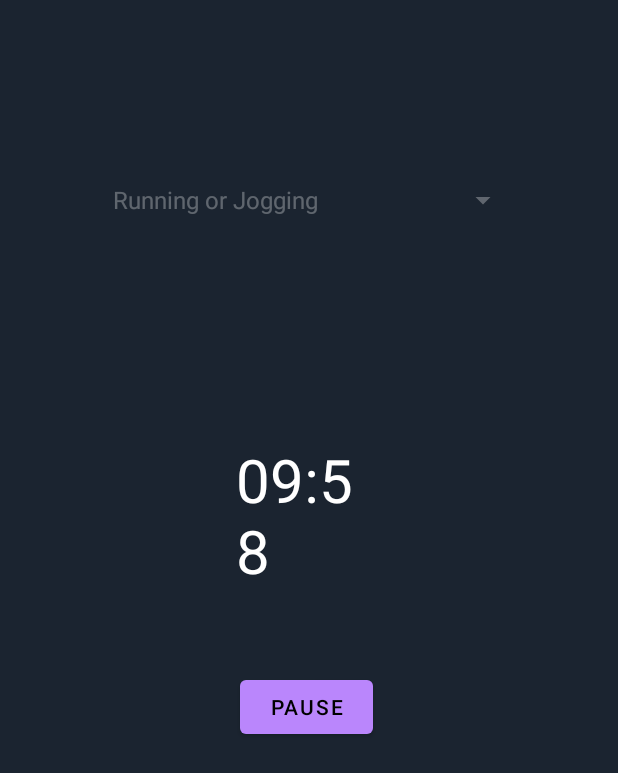
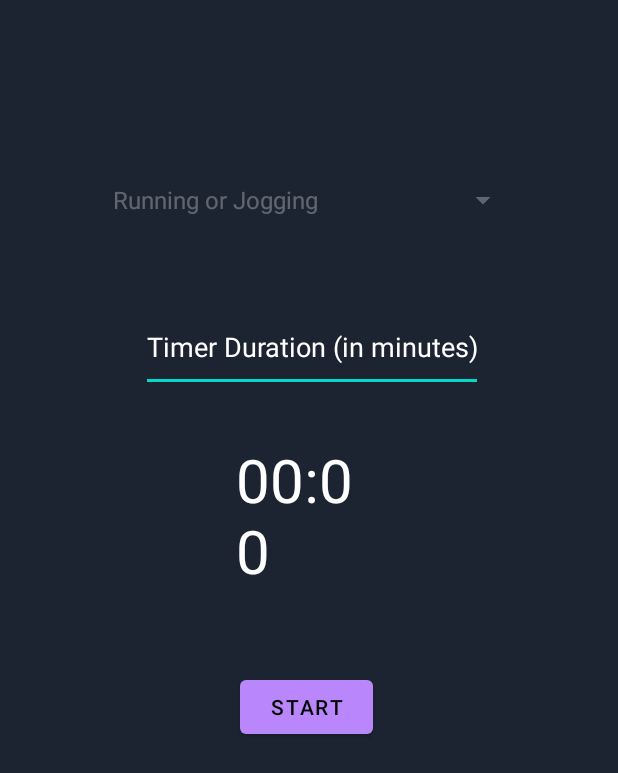
Before and after one commit to ahmedeladl00/health-app, an Android app: the PhysicalActivity screen opened directly, with no data from a screen before it, after a tap on "START", on a phone screen of 412 x 824 dp. Shown: the top 773 px of the screen. Run offline under Robolectric (Android 15) with nearby library versions, the phone set to English and light mode, and no system bars.

Commit message:
in PhysicalActivity class the Timer is updated

```diff
--- a/app/src/main/java/com/example/jien/PhysicalActivity.java
+++ b/app/src/main/java/com/example/jien/PhysicalActivity.java
@@ -14,6 +14,7 @@ import android.view.View;
 import android.widget.AdapterView;
 import android.widget.ArrayAdapter;
 import android.widget.Button;
+import android.widget.EditText;
 import android.widget.Spinner;
 import android.widget.TextView;
 import android.widget.Toast;
@@ -25,8 +26,9 @@ import java.util.Locale;
 
 public class PhysicalActivity extends AppCompatActivity {
     private Spinner spinnersactivities;
+    private EditText mEditTextTimerDuration;
     private PhysicalActivities physicalActivities = new PhysicalActivities(null,0,0,null);;
-    private static final long START_TIME_IN_MILLIS=600000;
+    private static final long START_TIME_IN_MILLIS=0;
     private TextView mTextViewCountDown;
     private Button mButtonStartPause;
     private Button mButtonReset;
@@ -34,12 +36,16 @@ public class PhysicalActivity extends AppCompatActivity {
     private boolean mTimerRunning;
     private long mTimeLeftInMillis=START_TIME_IN_MILLIS;
     private PhysicalsDatabaseHelper physicalsDatabaseHelper;
+    private SQLiteDatabase database;
 
     @Override
     protected void onCreate(Bundle savedInstanceState) {
         super.onCreate(savedInstanceState);
         setContentView(R.layout.activity_physical);
         spinnersactivities=findViewById(R.id.spinnersactivities);
+        mEditTextTimerDuration = findViewById(R.id.edit_text_timer_duration);
+        physicalsDatabaseHelper = new PhysicalsDatabaseHelper(this);
+        database = physicalsDatabaseHelper.getWritableDatabase();
         ArrayList<String> activities = new ArrayList<>();
         activities.add("Running or Jogging");
         activities.add("Walking");
@@ -83,18 +89,11 @@ public class PhysicalActivity extends AppCompatActivity {
         mButtonStartPause.setOnClickListener(new View.OnClickListener() {
             @Override
             public void onClick(View view) {
-                /*SQLiteDatabase db = physicalsDatabaseHelper.getWritableDatabase();
-                ContentValues values = new ContentValues();
-                values.put("activity", physicalActivities.getActivity());
-                values.put("timeFrom", physicalActivities.getTimeFrom());
-                values.put("timeTo", physicalActivities.getTimeTo());
-                values.put("day", physicalActivities.getDay().getTime());
-                db.insert("Physical_Data", null, values);
-                db.close();*/
+
                 if (mTimerRunning){
                     pauseTimer();
-                   /* Intent intent = new Intent(PhysicalActivity.this, PhysicalActiList.class);
-                    startActivity(intent);*/
+                    saveActivityToDatabase();
+
                 }else{
                     startTimer();
                 }
@@ -109,9 +108,26 @@ public class PhysicalActivity extends AppCompatActivity {
         });
         updateCountDownText();
     }
+    private void saveActivityToDatabase() {
+        ContentValues values = new ContentValues();
+        values.put("activity", physicalActivities.getActivity());
+        values.put("timeFrom", physicalActivities.getTimeFrom());
+        values.put("timeTo", physicalActivities.getTimeTo());
+        values.put("day", physicalActivities.getDay().getTime());
+        database.insert("Physical_Data", null, values);
+    }
     private void startTimer(){
+
         spinnersactivities.setEnabled(false);
-        mcountDownTimer=new CountDownTimer(mTimeLeftInMillis,1000) {
+        String durationText = mEditTextTimerDuration.getText().toString();
+        if (durationText.isEmpty()) {
+            Toast.makeText(PhysicalActivity.this, "Please enter a timer duration", Toast.LENGTH_SHORT).show();
+            return;
+        }
+
+        int durationMinutes = Integer.parseInt(durationText);
+        long durationMillis = durationMinutes * 60 * 1000;
+        mcountDownTimer=new CountDownTimer(durationMillis,1000) {
             @Override
             public void onTick(long l) {
                 physicalActivities.setTimeFrom(System.currentTimeMillis());
--- a/app/src/main/java/com/example/jien/PhysicalBaseAdapter.java
+++ b/app/src/main/java/com/example/jien/PhysicalBaseAdapter.java
@@ -33,7 +33,6 @@ public class PhysicalBaseAdapter extends BaseAdapter {
     public Object getItem(int i) {
         return null;
     }
-
     @Override
     public long getItemId(int i) {
         return 0;
--- a/app/src/main/res/layout/activity_physical.xml
+++ b/app/src/main/res/layout/activity_physical.xml
@@ -25,6 +25,19 @@
         app:layout_constraintStart_toStartOf="parent"
         app:layout_constraintTop_toTopOf="parent"
         app:layout_constraintVertical_bias="0.079" />
+    <EditText
+        android:id="@+id/edit_text_timer_duration"
+        android:layout_width="wrap_content"
+        android:layout_height="60dp"
+        android:layout_above="@+id/text_view_countdown"
+        android:layout_alignParentStart="true"
+        android:layout_alignParentEnd="true"
+        android:layout_marginStart="94dp"
+        android:layout_marginEnd="90dp"
+        android:layout_marginBottom="31dp"
+        android:hint="Timer Duration (in minutes)"
+        android:inputType="number"
+        android:textColorHint="@color/white"/>
 
 
     <TextView
```
Also changed, not shown: app/src/main/java/com/example/jien/PhysicalActiList.java (+108 -12 lines).
